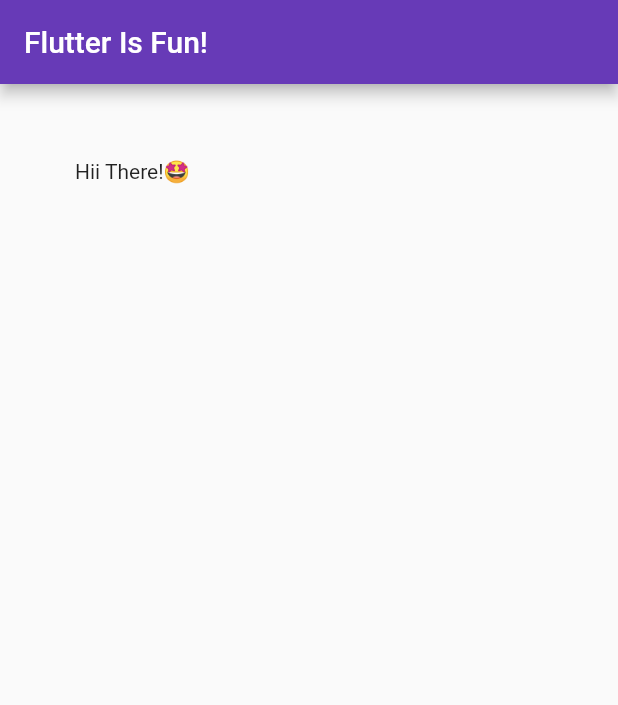
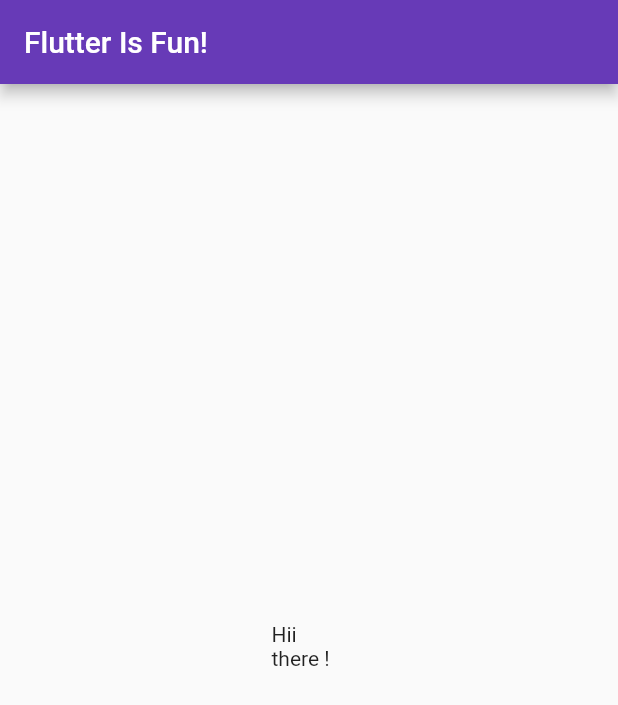
Before and after one commit to kunal9922/crossplathform, a Flutter app: the screen it shows after launch, on a phone screen of 412 x 824 dp. Shown: the top 705 px of the screen. Run offline on Flutter 3.47's test engine with Material 2 defaults, Android fonts, the phone set to English and light mode, and no system bars.

Commit message:
Put text on the center of widget

```diff
--- a/coolapp/lib/main.dart
+++ b/coolapp/lib/main.dart
@@ -3,7 +3,6 @@ import 'package:flutter/material.dart';
 void main() {
   runApp(const MpApp());
 }
-
 
 class MpApp extends StatelessWidget {
   const MpApp({super.key});
@@ -12,16 +11,18 @@ class MpApp extends StatelessWidget {
   Widget build(BuildContext context) {
     return MaterialApp(
       home: Scaffold(
-        body: Container(
-          padding: const EdgeInsets.all(50),
-          child: const Text("Hii There!🤩"),
-        ),
-        appBar: AppBar(
-          backgroundColor: Colors.deepPurple,
-          title: const Text("Flutter Is Fun! "),
-
-        ),
-      ),
+          appBar: AppBar(
+            backgroundColor: Colors.deepPurple,
+            title: const Text("Flutter Is Fun! "),
+          ),
+          body: const Center(
+            child: SizedBox(
+              height: 50,
+              width: 50,
+             child: Text("Hii there !"),
+            )
+          ,)
+          ),
     );
   }
 }
```
